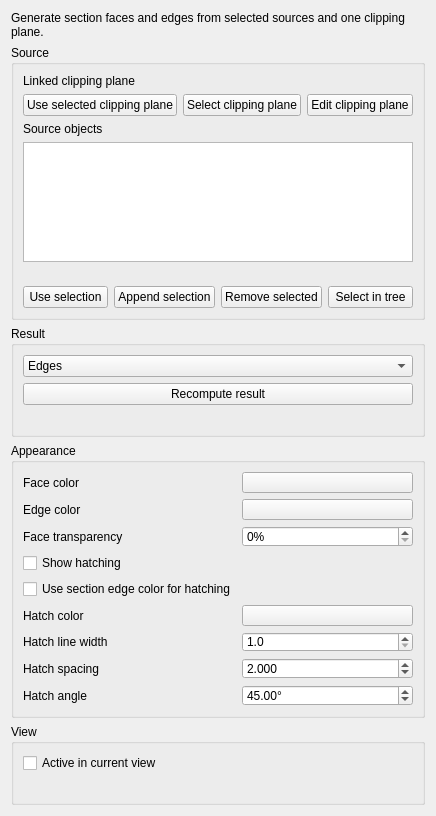
This is src/Mod/Part/Gui/TaskSectionAnalysis.ui in tritao/FreeCAD as Qt 5 draws it before an edit. The edited form follows.
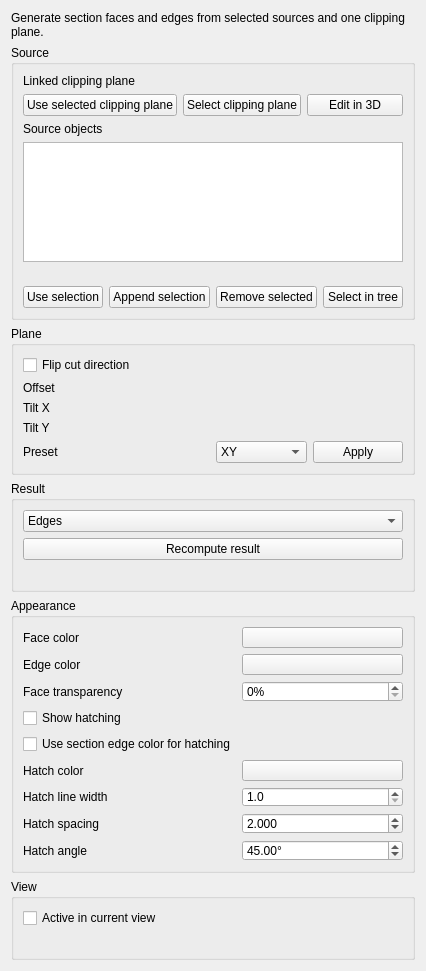
This is the edited form. Custom widgets are drawn as their Qt base class.

Commit message: Gui: share plane editor between clip and section tools

The edit to the form file:
```diff
--- a/src/Mod/Part/Gui/TaskSectionAnalysis.ui
+++ b/src/Mod/Part/Gui/TaskSectionAnalysis.ui
@@ -69,8 +69,11 @@
         </item>
         <item>
          <widget class="QPushButton" name="editClippingPlaneButton">
+          <property name="checkable">
+           <bool>true</bool>
+          </property>
           <property name="text">
-           <string>Edit clipping plane</string>
+           <string>Edit in 3D</string>
           </property>
          </widget>
         </item>
@@ -144,6 +147,94 @@
      </layout>
     </widget>
    </item>
+   <item>
+    <widget class="QGroupBox" name="planeGroup">
+     <property name="title">
+      <string>Plane</string>
+     </property>
+     <layout class="QGridLayout" name="planeGroupLayout">
+      <item row="0" column="0" colspan="2">
+       <widget class="QCheckBox" name="flipClippingDirectionCheck">
+        <property name="text">
+         <string>Flip cut direction</string>
+        </property>
+       </widget>
+      </item>
+      <item row="1" column="0">
+       <widget class="QLabel" name="planeOffsetLabel">
+        <property name="text">
+         <string>Offset</string>
+        </property>
+       </widget>
+      </item>
+      <item row="1" column="1">
+       <widget class="Gui::QuantitySpinBox" name="planeOffsetSpin"/>
+      </item>
+      <item row="2" column="0">
+       <widget class="QLabel" name="planeTiltXLabel">
+        <property name="text">
+         <string>Tilt X</string>
+        </property>
+       </widget>
+      </item>
+      <item row="2" column="1">
+       <widget class="Gui::QuantitySpinBox" name="planeTiltXSpin"/>
+      </item>
+      <item row="3" column="0">
+       <widget class="QLabel" name="planeTiltYLabel">
+        <property name="text">
+         <string>Tilt Y</string>
+        </property>
+       </widget>
+      </item>
+      <item row="3" column="1">
+       <widget class="Gui::QuantitySpinBox" name="planeTiltYSpin"/>
+      </item>
+      <item row="4" column="0">
+       <widget class="QLabel" name="planePresetLabel">
+        <property name="text">
+         <string>Preset</string>
+        </property>
+       </widget>
+      </item>
+      <item row="4" column="1">
+       <layout class="QHBoxLayout" name="planePresetLayout">
+        <item>
+         <widget class="QComboBox" name="planePresetCombo">
+          <item>
+           <property name="text">
+            <string>XY</string>
+           </property>
+          </item>
+          <item>
+           <property name="text">
+            <string>XZ</string>
+           </property>
+          </item>
+          <item>
+           <property name="text">
+            <string>YZ</string>
+           </property>
+          </item>
+          <item>
+           <property name="text">
+            <string>View</string>
+           </property>
+          </item>
+         </widget>
+        </item>
+        <item>
+         <widget class="QPushButton" name="applyPlanePresetButton">
+          <property name="text">
+           <string>Apply</string>
+          </property>
+         </widget>
+        </item>
+       </layout>
+      </item>
+     </layout>
+    </widget>
+   </item>
    <item>
     <widget class="QGroupBox" name="resultGroup">
      <property name="title">
@@ -397,6 +488,13 @@
    </item>
   </layout>
  </widget>
+ <customwidgets>
+  <customwidget>
+   <class>Gui::QuantitySpinBox</class>
+   <extends>QWidget</extends>
+   <header>Gui/QuantitySpinBox.h</header>
+  </customwidget>
+ </customwidgets>
  <resources/>
  <connections/>
 </ui>
```
The commit also changes 12 other files.
